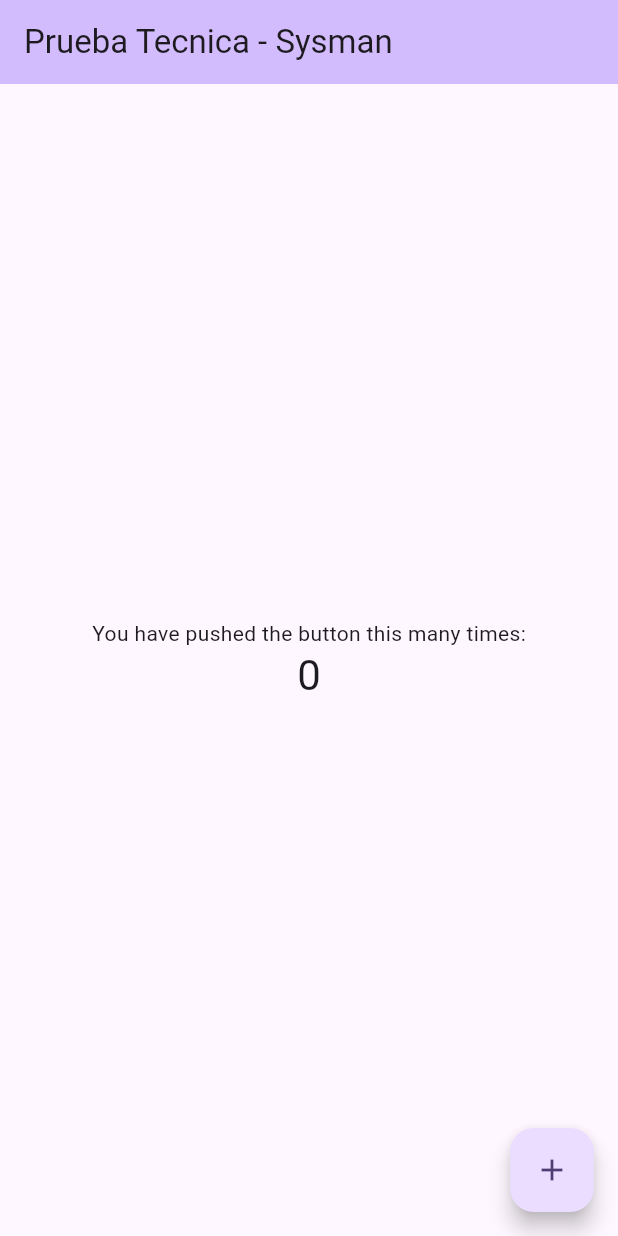
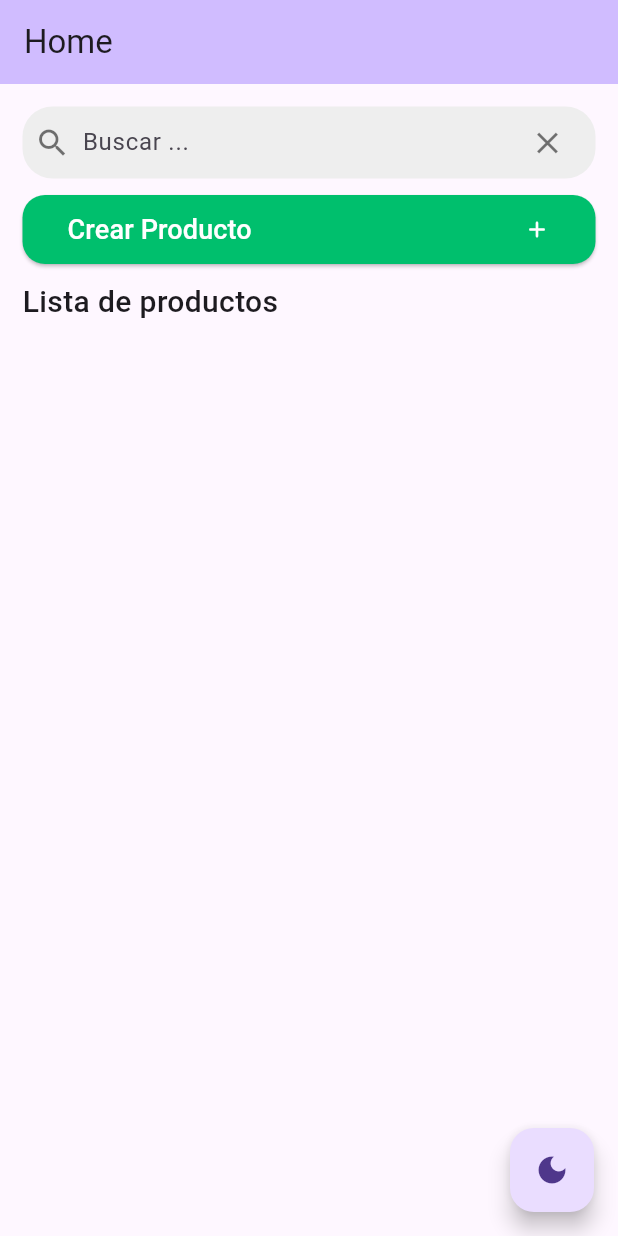
Before and after one commit to jaimecalderon19/sysman-flutter-app, a Flutter app: the screen it shows after launch, on a phone screen of 412 x 824 dp. Run offline on Flutter 3.47's test engine with Material 3 defaults, Android fonts, the phone set to English and light mode, and no system bars; our stand-ins replace flutter_svg, image_picker, sqflite; accounts and stored records are empty.

Commit message:
add dark mode, list produts, created product

```diff
--- /dev/null
+++ b/lib/components/search_input.dart
@@ -0,0 +1,46 @@
+import 'package:flutter/material.dart';
+
+class CustomSearchBar extends StatelessWidget {
+  final TextEditingController controller;
+  final Function(String) onChanged;
+  final VoidCallback onClear;
+  final String placeholder;
+
+  CustomSearchBar({
+    required this.controller,
+    required this.onChanged,
+    required this.onClear,
+    required this.placeholder,
+  });
+
+  @override
+  Widget build(BuildContext context) {
+    return Container(
+      padding: EdgeInsets.symmetric(horizontal: 8.0),
+      decoration: BoxDecoration(
+        color: Colors.grey[200],
+        borderRadius: BorderRadius.circular(20.0),
+      ),
+      child: Row(
+        children: [
+          Icon(Icons.search, color: Colors.black54),
+          SizedBox(width: 8.0),
+          Expanded(
+            child: TextField(
+              controller: controller,
+              onChanged: onChanged,
+              decoration: InputDecoration(
+                hintText: placeholder,
+                border: InputBorder.none,
+              ),
+            ),
+          ),
+          IconButton(
+            icon: Icon(Icons.close, color: Colors.black54),
+            onPressed: onClear,
+          ),
+        ],
+      ),
+    );
+  }
+}
--- a/lib/helper/database_helper.dart
+++ b/lib/helper/database_helper.dart
@@ -1,6 +1,6 @@
 import 'package:sqflite/sqflite.dart';
 import 'package:path/path.dart';
-import 'package:path_provider/path_provider.dart';
+import 'package:sysman_prueba/models/product.dart';
 
 class DatabaseHelper {
   static final DatabaseHelper _instance = DatabaseHelper._internal();
@@ -17,8 +17,7 @@ class DatabaseHelper {
   }
 
   Future<Database> _initDatabase() async {
-    final documentsDirectory = await getApplicationDocumentsDirectory();
-    final path = join(documentsDirectory.path, 'my_database.db');
+    String path = join(await getDatabasesPath(), 'productos.db');
     return await openDatabase(
       path,
       version: 1,
@@ -28,32 +27,60 @@ class DatabaseHelper {
 
   Future<void> _createDb(Database db, int version) async {
     await db.execute('''
-      CREATE TABLE items(
+      CREATE TABLE productos(
         id INTEGER PRIMARY KEY AUTOINCREMENT,
-        name TEXT,
-        description TEXT
+        nombre TEXT,
+        descripcion TEXT,
+        precio REAL,
+        imagen TEXT
       )
     ''');
   }
 
-  Future<int> insertItem(Map<String, dynamic> row) async {
+  Future<int> insertProduct(Producto producto) async {
     Database db = await database;
-    return await db.insert('items', row);
+    return await db.insert('productos', producto.toMap());
   }
 
-  Future<List<Map<String, dynamic>>> getItems() async {
+  Future<List<Producto>> getProductos() async {
     Database db = await database;
-    return await db.query('items');
+    final List<Map<String, dynamic>> maps = await db.query('productos');
+
+    return List.generate(maps.length, (i) {
+      return Producto.fromMap(maps[i]);
+    });
   }
 
-  Future<int> updateItem(Map<String, dynamic> row) async {
+  Future<Producto?> getProducto(int id) async {
     Database db = await database;
-    int id = row['id'];
-    return await db.update('items', row, where: 'id = ?', whereArgs: [id]);
+    final List<Map<String, dynamic>> maps = await db.query(
+      'productos',
+      where: 'id = ?',
+      whereArgs: [id],
+    );
+
+    if (maps.isNotEmpty) {
+      return Producto.fromMap(maps.first);
+    }
+    return null;
   }
 
-  Future<int> deleteItem(int id) async {
+  Future<int> updateProducto(Producto producto) async {
     Database db = await database;
-    return await db.delete('items', where: 'id = ?', whereArgs: [id]);
+    return await db.update(
+      'productos',
+      producto.toMap(),
+      where: 'id = ?',
+      whereArgs: [producto.id],
+    );
+  }
+
+  Future<int> deleteProducto(int id) async {
+    Database db = await database;
+    return await db.delete(
+      'productos',
+      where: 'id = ?',
+      whereArgs: [id],
+    );
   }
 }
--- a/lib/main.dart
+++ b/lib/main.dart
@@ -2,23 +2,26 @@ import 'package:flutter/material.dart';
 import 'package:sysman_prueba/screens/home_screen.dart';
 
 void main() {
-  runApp(const MyApp());
+  runApp(MyApp());
 }
 
 class MyApp extends StatelessWidget {
-  const MyApp({super.key});
+  final ValueNotifier<ThemeMode> _themeMode = ValueNotifier(ThemeMode.light);
 
-  // This widget is the root of your application.
   @override
   Widget build(BuildContext context) {
-    return MaterialApp(
-      title: 'Flutter Demo',
-      theme: ThemeData(
-        colorScheme: ColorScheme.fromSeed(seedColor: Colors.deepPurple),
-        useMaterial3: true,
-      ),
-      debugShowCheckedModeBanner: false,
-      home: const HomeScreen(title: 'Prueba Tecnica - Sysman'),
+    return ValueListenableBuilder<ThemeMode>(
+      valueListenable: _themeMode,
+      builder: (_, ThemeMode currentMode, __) {
+        return MaterialApp(
+          title: 'Flutter Demo',
+          theme: ThemeData.light(),
+          darkTheme: ThemeData.dark(),
+          debugShowCheckedModeBanner: false,
+          themeMode: currentMode,
+          home: HomeScreen(title: 'Home', themeMode: _themeMode),
+        );
+      },
     );
   }
 }
--- /dev/null
+++ b/lib/models/product.dart
@@ -0,0 +1,35 @@
+class Producto {
+  final int? id;
+  final String nombre;
+  final String descripcion;
+  final double precio;
+  final String imagen;
+
+  Producto({
+    this.id,
+    required this.nombre,
+    required this.descripcion,
+    required this.precio,
+    required this.imagen,
+  });
+
+  factory Producto.fromMap(Map<String, dynamic> map) {
+    return Producto(
+      id: map['id'] as int?,
+      nombre: map['nombre'] as String,
+      descripcion: map['descripcion'] as String,
+      precio: map['precio'] as double,
+      imagen: map['imagen'] as String,
+    );
+  }
+
+  Map<String, dynamic> toMap() {
+    return {
+      'id': id,
+      'nombre': nombre,
+      'descripcion': descripcion,
+      'precio': precio,
+      'imagen': imagen,
+    };
+  }
+}
--- a/lib/screens/home_screen.dart
+++ b/lib/screens/home_screen.dart
@@ -1,90 +1,174 @@
+
+// ignore_for_file: sort_child_properties_last
+
+import 'dart:io';
 
 import 'package:flutter/material.dart';
+import 'package:sysman_prueba/components/search_input.dart';
+import 'package:sysman_prueba/helper/database_helper.dart';
+import 'package:sysman_prueba/models/product.dart';
+import 'package:sysman_prueba/screens/created_product.dart';
 
 class HomeScreen extends StatefulWidget {
-  const HomeScreen({super.key, required this.title});
-
-  // This widget is the home page of your application. It is stateful, meaning
-  // that it has a State object (defined below) that contains fields that affect
-  // how it looks.
-
-  // This class is the configuration for the state. It holds the values (in this
-  // case the title) provided by the parent (in this case the App widget) and
-  // used by the build method of the State. Fields in a Widget subclass are
-  // always marked "final".
+const HomeScreen({Key? key, required this.title, required this.themeMode}) : super(key: key);
 
   final String title;
+  final ValueNotifier<ThemeMode> themeMode;
 
   @override
   State<HomeScreen> createState() => _HomeScreenState();
 }
 
 class _HomeScreenState extends State<HomeScreen> {
-  int _counter = 0;
+  TextEditingController _searchController = TextEditingController();
 
-  void _incrementCounter() {
+  final DatabaseHelper _dbHelper = DatabaseHelper();
+  List<Producto> _productos = [] ;
+  List<Producto> _productosCopy = [] ;
+
+  bool _isLoading = true;
+
+  @override
+  void initState() {
+    super.initState();
+    _loadProductos();
+  }
+
+  void _toggleTheme() {
+    final newThemeMode = widget.themeMode.value == ThemeMode.light
+        ? ThemeMode.dark
+        : ThemeMode.light;
+    widget.themeMode.value = newThemeMode;
+  }
+
+  Future<void> _loadProductos() async {
+    try {
+      final productos = await _dbHelper.getProductos();
+      _productosCopy = List.from(productos);
+      setState(() {
+        _productos = productos;
+        _isLoading = false;
+      });
+    } catch (e) {
+      print('Error al cargar productos: $e');
+      setState(() {
+        _isLoading = false;
+      });
+    }
+  }
+
+  void _filterProducts(String query) {
     setState(() {
-      // This call to setState tells the Flutter framework that something has
-      // changed in this State, which causes it to rerun the build method below
-      // so that the display can reflect the updated values. If we changed
-      // _counter without calling setState(), then the build method would not be
-      // called again, and so nothing would appear to happen.
-      _counter++;
+      if (query.isEmpty) {
+        _productos = List.from(_productosCopy);
+      } else {
+        _productos = _productosCopy
+            .where((producto) =>
+                producto.nombre.toLowerCase().contains(query.toLowerCase()))
+            .toList();
+      }
     });
+  }
+
+  void _navigateToProductForm(BuildContext context) async {
+    final result = await Navigator.push(
+      context,
+      MaterialPageRoute(builder: (context) => ProductForm()),
+    );
+    if (result == true) {
+      _loadProductos();
+    }
   }
 
   @override
   Widget build(BuildContext context) {
-    // This method is rerun every time setState is called, for instance as done
-    // by the _incrementCounter method above.
-    //
-    // The Flutter framework has been optimized to make rerunning build methods
-    // fast, so that you can just rebuild anything that needs updating rather
-    // than having to individually change instances of widgets.
+
+    final isDarkMode = widget.themeMode.value == ThemeMode.dark;
+
     return Scaffold(
       appBar: AppBar(
-        // TRY THIS: Try changing the color here to a specific color (to
-        // Colors.amber, perhaps?) and trigger a hot reload to see the AppBar
-        // change color while the other colors stay the same.
         backgroundColor: Theme.of(context).colorScheme.inversePrimary,
-        // Here we take the value from the MyHomePage object that was created by
-        // the App.build method, and use it to set our appbar title.
         title: Text(widget.title),
       ),
-      body: Center(
-        // Center is a layout widget. It takes a single child and positions it
-        // in the middle of the parent.
+      body: Padding(
+        padding: const EdgeInsets.all(15),
         child: Column(
-          // Column is also a layout widget. It takes a list of children and
-          // arranges them vertically. By default, it sizes itself to fit its
-          // children horizontally, and tries to be as tall as its parent.
-          //
-          // Column has various properties to control how it sizes itself and
-          // how it positions its children. Here we use mainAxisAlignment to
-          // center the children vertically; the main axis here is the vertical
-          // axis because Columns are vertical (the cross axis would be
-          // horizontal).
-          //
-          // TRY THIS: Invoke "debug painting" (choose the "Toggle Debug Paint"
-          // action in the IDE, or press "p" in the console), to see the
-          // wireframe for each widget.
-          mainAxisAlignment: MainAxisAlignment.center,
+          mainAxisAlignment: MainAxisAlignment.start,
+          crossAxisAlignment: CrossAxisAlignment.start,
           children: <Widget>[
+            CustomSearchBar(
+              placeholder: "Buscar ...",
+              controller: _searchController,
+              onChanged: (query) {
+                _filterProducts(query);
+              },
+              onClear: () {
+                _searchController.clear();
+                _filterProducts('');
+              },
+            ),
+            const SizedBox(height: 10,),
+            ElevatedButton(
+                onPressed: () {
+                  _navigateToProductForm(context);
+                },
+                child: const Row(
+                  children: [
+                    Text(
+                      'Crear Producto',
+                      style: TextStyle(fontSize: 18),
+                    ),
+                    Spacer(),
+                    Icon(Icons.add_rounded)
+                  ],
+                ),
+                style: ButtonStyle(
+                  padding: MaterialStateProperty.all<EdgeInsets>(
+                      EdgeInsets.symmetric(vertical: 10, horizontal: 30)),
+                  foregroundColor: MaterialStateProperty.all<Color>(Colors.white),
+                  backgroundColor: MaterialStateProperty.all<Color>(Color(0xFF00BF6D)),
+                  shape: MaterialStateProperty.all<RoundedRectangleBorder>(
+                    RoundedRectangleBorder(
+                      borderRadius: BorderRadius.circular(15),
+                    ),
+                  ),
+                ),
+              ),
+            const SizedBox(height: 10,),
             const Text(
-              'You have pushed the button this many times:',
+              'Lista de productos',
+              style: TextStyle(
+                fontSize: 20,
+                fontWeight: FontWeight.w500,
+              ),
             ),
-            Text(
-              '$_counter',
-              style: Theme.of(context).textTheme.headlineMedium,
+            const SizedBox(height: 10,),
+             Expanded(
+              child: ListView.builder(
+              itemCount: _productos.length,
+              itemBuilder: (context, index) {
+                final producto = _productos[index];
+                return ListTile(
+                  title: Text(producto.nombre),
+                  subtitle: Text('\$${producto.precio}'),
+                  leading: producto.imagen.isNotEmpty
+                      ? Image.file(File(producto.imagen), width: 50, height: 50, fit: BoxFit.cover)
+                      : Icon(Icons.image),
+                  onTap: () {
+                    // Aquí puedes navegar a una pantalla de detalles del producto
+                  },
+                );
+              },
+            )
             ),
           ],
         ),
       ),
       floatingActionButton: FloatingActionButton(
-        onPressed: _incrementCounter,
-        tooltip: 'Increment',
-        child: const Icon(Icons.add),
-      ), // This trailing comma makes auto-formatting nicer for build methods.
+        onPressed: _toggleTheme,
+        tooltip: 'Cambiar tema',
+        child: Icon(isDarkMode ? Icons.light_mode : Icons.dark_mode),
+      ),
     );
   }
 }
--- a/pubspec.yaml
+++ b/pubspec.yaml
@@ -61,6 +61,8 @@ flutter:
   # included with your application, so that you can use the icons in
   # the material Icons class.
   uses-material-design: true
+  assets:
+    - assets/icons/
 
   # To add assets to your application, add an assets section, like this:
   # assets:
```
Also changed, not shown: lib/screens/created_product.dart (+70 -48 lines), assets/icons/upload.svg (added).
